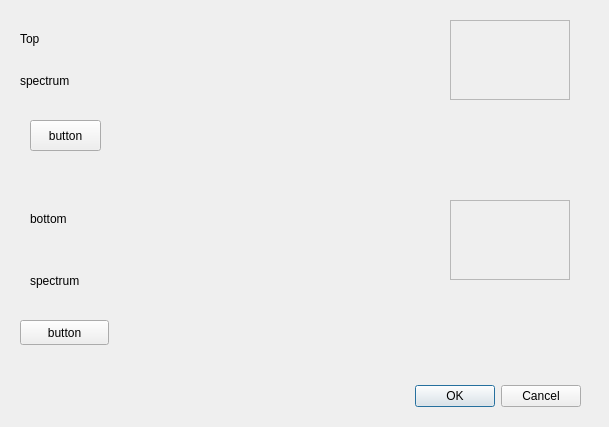
addinedu-ros-6th/deeplearning-repo-4, file mother_system/UI_file/cloth_pop.ui: the form before one commit.
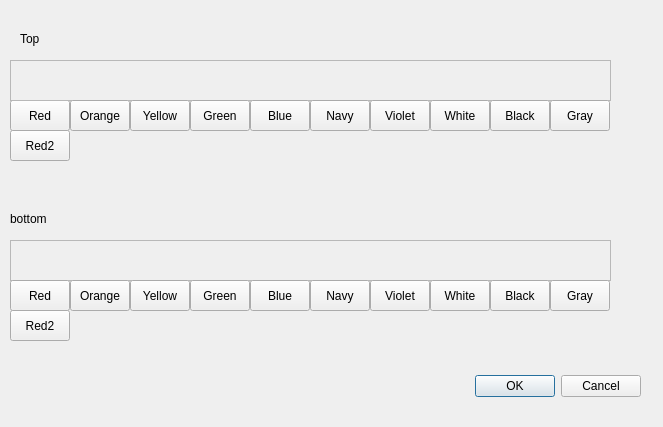
The form after the commit.

The edit to the form file:
```diff
--- a/mother_system/UI_file/cloth_pop.ui
+++ b/mother_system/UI_file/cloth_pop.ui
@@ -6,7 +6,7 @@
    <rect>
     <x>0</x>
     <y>0</y>
-    <width>609</width>
+    <width>663</width>
     <height>427</height>
    </rect>
   </property>
@@ -16,8 +16,8 @@
   <widget class="QDialogButtonBox" name="spectrum_button">
    <property name="geometry">
     <rect>
-     <x>240</x>
-     <y>380</y>
+     <x>300</x>
+     <y>370</y>
      <width>341</width>
      <height>32</height>
     </rect>
@@ -42,23 +42,10 @@
     <string>Top</string>
    </property>
   </widget>
-  <widget class="QLabel" name="spectrum_image1">
-   <property name="geometry">
-    <rect>
-     <x>20</x>
-     <y>60</y>
-     <width>381</width>
-     <height>41</height>
-    </rect>
-   </property>
-   <property name="text">
-    <string>spectrum</string>
-   </property>
-  </widget>
   <widget class="QLabel" name="Bottom">
    <property name="geometry">
     <rect>
-     <x>30</x>
+     <x>10</x>
      <y>210</y>
      <width>67</width>
      <height>17</height>
@@ -71,36 +58,23 @@
   <widget class="QPushButton" name="color_select1">
    <property name="geometry">
     <rect>
-     <x>30</x>
-     <y>120</y>
-     <width>71</width>
+     <x>10</x>
+     <y>100</y>
+     <width>60</width>
      <height>31</height>
     </rect>
    </property>
    <property name="text">
-    <string>button</string>
-   </property>
-  </widget>
-  <widget class="QPushButton" name="color_select1_2">
-   <property name="geometry">
-    <rect>
-     <x>20</x>
-     <y>320</y>
-     <width>89</width>
-     <height>25</height>
-    </rect>
-   </property>
-   <property name="text">
-    <string>button</string>
+    <string>Red</string>
    </property>
   </widget>
   <widget class="QFrame" name="color1">
    <property name="geometry">
     <rect>
-     <x>450</x>
-     <y>20</y>
-     <width>120</width>
-     <height>80</height>
+     <x>10</x>
+     <y>60</y>
+     <width>601</width>
+     <height>41</height>
     </rect>
    </property>
    <property name="frameShape">
@@ -113,10 +87,10 @@
   <widget class="QFrame" name="color2">
    <property name="geometry">
     <rect>
-     <x>450</x>
-     <y>200</y>
-     <width>120</width>
-     <height>80</height>
+     <x>10</x>
+     <y>240</y>
+     <width>601</width>
+     <height>41</height>
     </rect>
    </property>
    <property name="frameShape">
@@ -126,17 +100,277 @@
     <enum>QFrame::Raised</enum>
    </property>
   </widget>
-  <widget class="QLabel" name="spectrum_image2">
+  <widget class="QPushButton" name="Orange">
    <property name="geometry">
     <rect>
-     <x>30</x>
-     <y>260</y>
-     <width>471</width>
-     <height>41</height>
+     <x>70</x>
+     <y>100</y>
+     <width>60</width>
+     <height>31</height>
     </rect>
    </property>
    <property name="text">
-    <string>spectrum</string>
+    <string>Orange</string>
+   </property>
+  </widget>
+  <widget class="QPushButton" name="Yellow">
+   <property name="geometry">
+    <rect>
+     <x>130</x>
+     <y>100</y>
+     <width>60</width>
+     <height>31</height>
+    </rect>
+   </property>
+   <property name="text">
+    <string>Yellow</string>
+   </property>
+  </widget>
+  <widget class="QPushButton" name="Green">
+   <property name="geometry">
+    <rect>
+     <x>190</x>
+     <y>100</y>
+     <width>60</width>
+     <height>31</height>
+    </rect>
+   </property>
+   <property name="text">
+    <string>Green</string>
+   </property>
+  </widget>
+  <widget class="QPushButton" name="Blue">
+   <property name="geometry">
+    <rect>
+     <x>250</x>
+     <y>100</y>
+     <width>60</width>
+     <height>31</height>
+    </rect>
+   </property>
+   <property name="text">
+    <string>Blue</string>
+   </property>
+  </widget>
+  <widget class="QPushButton" name="Navy">
+   <property name="geometry">
+    <rect>
+     <x>310</x>
+     <y>100</y>
+     <width>60</width>
+     <height>31</height>
+    </rect>
+   </property>
+   <property name="text">
+    <string>Navy</string>
+   </property>
+  </widget>
+  <widget class="QPushButton" name="Violet">
+   <property name="geometry">
+    <rect>
+     <x>370</x>
+     <y>100</y>
+     <width>60</width>
+     <height>31</height>
+    </rect>
+   </property>
+   <property name="text">
+    <string>Violet</string>
+   </property>
+  </widget>
+  <widget class="QPushButton" name="White">
+   <property name="geometry">
+    <rect>
+     <x>430</x>
+     <y>100</y>
+     <width>60</width>
+     <height>31</height>
+    </rect>
+   </property>
+   <property name="text">
+    <string>White</string>
+   </property>
+  </widget>
+  <widget class="QPushButton" name="Black">
+   <property name="geometry">
+    <rect>
+     <x>490</x>
+     <y>100</y>
+     <width>60</width>
+     <height>31</height>
+    </rect>
+   </property>
+   <property name="text">
+    <string>Black</string>
+   </property>
+  </widget>
+  <widget class="QPushButton" name="Gray">
+   <property name="geometry">
+    <rect>
+     <x>550</x>
+     <y>100</y>
+     <width>60</width>
+     <height>31</height>
+    </rect>
+   </property>
+   <property name="text">
+    <string>Gray</string>
+   </property>
+  </widget>
+  <widget class="QPushButton" name="Yellow_2">
+   <property name="geometry">
+    <rect>
+     <x>130</x>
+     <y>280</y>
+     <width>60</width>
+     <height>31</height>
+    </rect>
+   </property>
+   <property name="text">
+    <string>Yellow</string>
+   </property>
+  </widget>
+  <widget class="QPushButton" name="White_2">
+   <property name="geometry">
+    <rect>
+     <x>430</x>
+     <y>280</y>
+     <width>60</width>
+     <height>31</height>
+    </rect>
+   </property>
+   <property name="text">
+    <string>White</string>
+   </property>
+  </widget>
+  <widget class="QPushButton" name="Green_2">
+   <property name="geometry">
+    <rect>
+     <x>190</x>
+     <y>280</y>
+     <width>60</width>
+     <height>31</height>
+    </rect>
+   </property>
+   <property name="text">
+    <string>Green</string>
+   </property>
+  </widget>
+  <widget class="QPushButton" name="Violet_2">
+   <property name="geometry">
+    <rect>
+     <x>370</x>
+     <y>280</y>
+     <width>60</width>
+     <height>31</height>
+    </rect>
+   </property>
+   <property name="text">
+    <string>Violet</string>
+   </property>
+  </widget>
+  <widget class="QPushButton" name="Orange_2">
+   <property name="geometry">
+    <rect>
+     <x>70</x>
+     <y>280</y>
+     <width>60</width>
+     <height>31</height>
+    </rect>
+   </property>
+   <property name="text">
+    <string>Orange</string>
+   </property>
+  </widget>
+  <widget class="QPushButton" name="Black_2">
+   <property name="geometry">
+    <rect>
+     <x>490</x>
+     <y>280</y>
+     <width>60</width>
+     <height>31</height>
+    </rect>
+   </property>
+   <property name="text">
+    <string>Black</string>
+   </property>
+  </widget>
+  <widget class="QPushButton" name="Gray_2">
+   <property name="geometry">
+    <rect>
+     <x>550</x>
+     <y>280</y>
+     <width>60</width>
+     <height>31</height>
+    </rect>
+   </property>
+   <property name="text">
+    <string>Gray</string>
+   </property>
+  </widget>
+  <widget class="QPushButton" name="Red_2">
+   <property name="geometry">
+    <rect>
+     <x>10</x>
+     <y>280</y>
+     <width>60</width>
+     <height>31</height>
+    </rect>
+   </property>
+   <property name="text">
+    <string>Red</string>
+   </property>
+  </widget>
+  <widget class="QPushButton" name="Blue_2">
+   <property name="geometry">
+    <rect>
+     <x>250</x>
+     <y>280</y>
+     <width>60</width>
+     <height>31</height>
+    </rect>
+   </property>
+   <property name="text">
+    <string>Blue</string>
+   </property>
+  </widget>
+  <widget class="QPushButton" name="Navy_2">
+   <property name="geometry">
+    <rect>
+     <x>310</x>
+     <y>280</y>
+     <width>60</width>
+     <height>31</height>
+    </rect>
+   </property>
+   <property name="text">
+    <string>Navy</string>
+   </property>
+  </widget>
+  <widget class="QPushButton" name="Red2">
+   <property name="geometry">
+    <rect>
+     <x>10</x>
+     <y>130</y>
+     <width>60</width>
+     <height>31</height>
+    </rect>
+   </property>
+   <property name="text">
+    <string>Red2</string>
+   </property>
+  </widget>
+  <widget class="QPushButton" name="Red2_2">
+   <property name="geometry">
+    <rect>
+     <x>10</x>
+     <y>310</y>
+     <width>60</width>
+     <height>31</height>
+    </rect>
+   </property>
+   <property name="text">
+    <string>Red2</string>
    </property>
   </widget>
  </widget>
```
Left out of the diff: 2 changed lines with no effect on the pictures.
